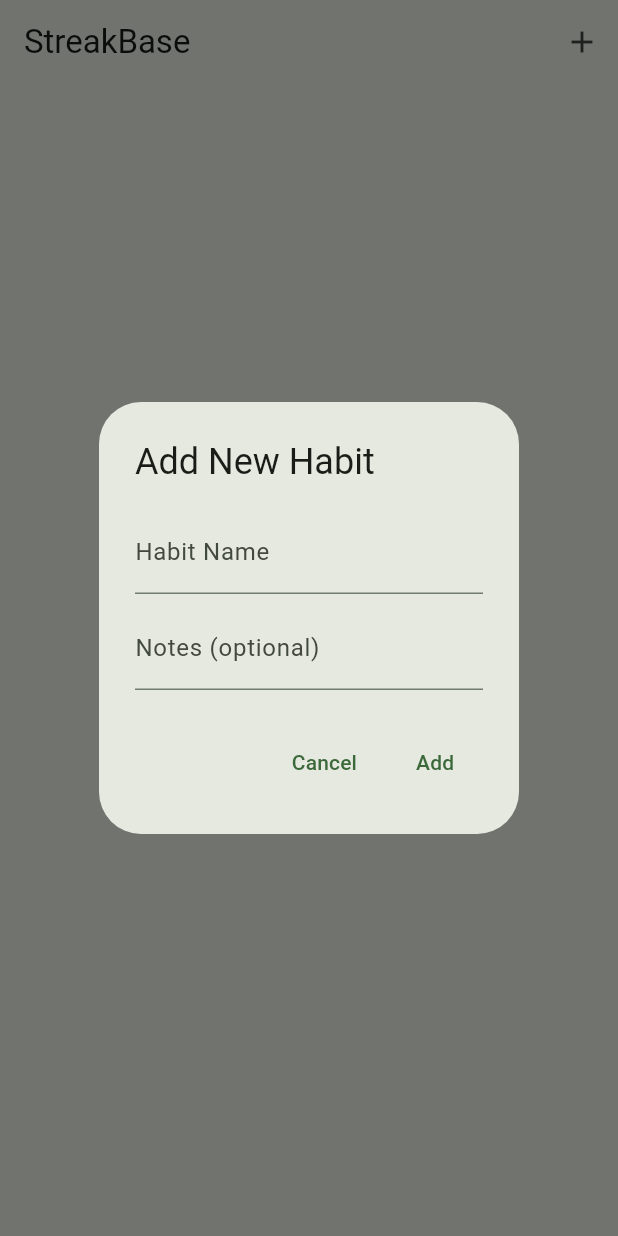
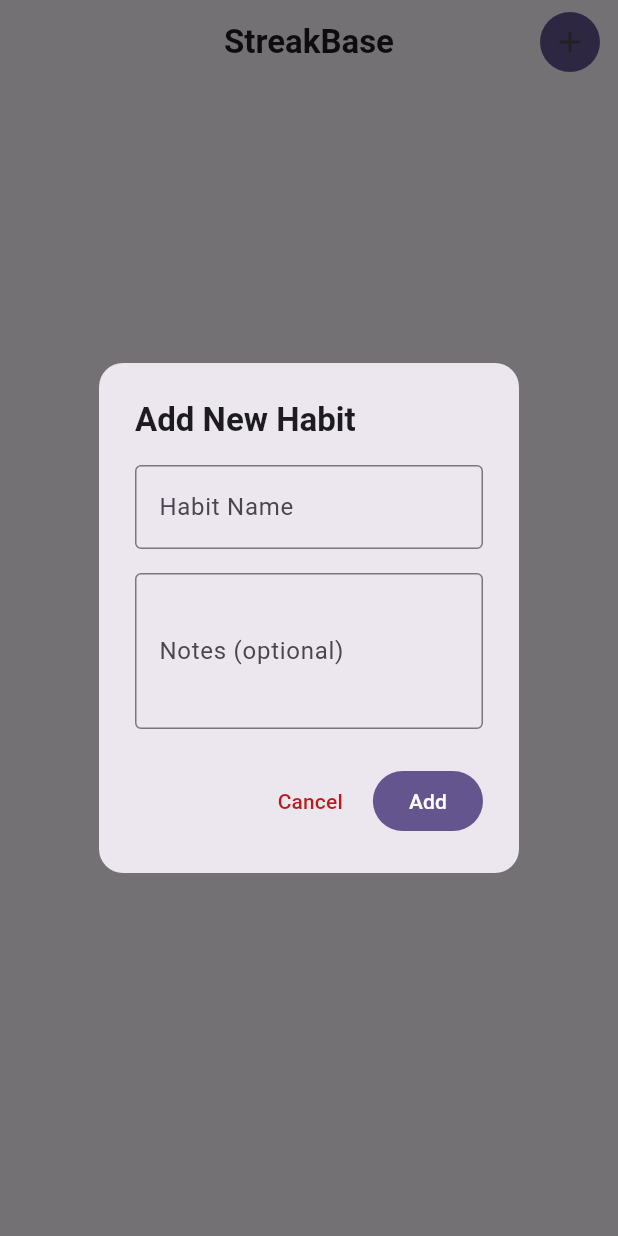
Before and after one commit to mrnithesh/streakbase, a Flutter app: the screen it shows after launch, after a tap on the "add" icon, on a phone screen of 412 x 824 dp. Run offline on Flutter 3.47's test engine with Material 3 defaults, Android fonts, the phone set to English and light mode, and no system bars; our stand-ins replace flutter_heatmap_calendar, sqflite; missing offline and left inert: habit_tracker; accounts and stored records are empty.

Commit message:
ui enhancements

```diff
--- a/lib/main.dart
+++ b/lib/main.dart
@@ -37,8 +37,27 @@ class MyApp extends StatelessWidget {
       child: MaterialApp(
         title: 'StreakBase',
         theme: ThemeData(
-          colorScheme: ColorScheme.fromSeed(seedColor: Colors.green),
+          colorScheme: ColorScheme.fromSeed(
+            seedColor: const Color(0xFF6750A4), // Purple primary color
+            brightness: Brightness.light,
+          ),
           useMaterial3: true,
+          cardTheme: const CardTheme(
+            elevation: 0,
+            margin: EdgeInsets.symmetric(horizontal: 16, vertical: 8),
+            shape: RoundedRectangleBorder(
+              borderRadius: BorderRadius.all(Radius.circular(16)),
+            ),
+          ),
+          appBarTheme: const AppBarTheme(
+            centerTitle: true,
+            elevation: 0,
+          ),
+          dialogTheme: const DialogTheme(
+            shape: RoundedRectangleBorder(
+              borderRadius: BorderRadius.all(Radius.circular(16)),
+            ),
+          ),
         ),
         home: const HomeScreen(),
       ),
--- a/lib/screens/home_screen.dart
+++ b/lib/screens/home_screen.dart
@@ -139,19 +139,33 @@ class _HomeScreenState extends State<HomeScreen> {
   @override
   Widget build(BuildContext context) {
     return Scaffold(
+      backgroundColor: Theme.of(context).colorScheme.surface,
       appBar: AppBar(
-        title: const Text('StreakBase'),
+        title: Text(
+          'StreakBase',
+          style: Theme.of(context).textTheme.titleLarge?.copyWith(
+            fontWeight: FontWeight.bold,
+          ),
+        ),
         actions: [
-          IconButton(
-            icon: const Icon(Icons.add),
-            onPressed: () => _showAddHabitDialog(context),
+          Padding(
+            padding: const EdgeInsets.only(right: 8.0),
+            child: IconButton.filled(
+              icon: const Icon(Icons.add),
+              onPressed: () => _showAddHabitDialog(context),
+              tooltip: 'Add new habit',
+            ),
           ),
         ],
       ),
       body: Consumer<HabitProvider>(
         builder: (context, habitProvider, child) {
           if (habitProvider.isLoading) {
-            return const Center(child: CircularProgressIndicator());
+            return Center(
+              child: CircularProgressIndicator(
+                color: Theme.of(context).colorScheme.primary,
+              ),
+            );
           }
 
           return RefreshIndicator(
@@ -160,8 +174,37 @@ class _HomeScreenState extends State<HomeScreen> {
               await habitProvider.loadLogs();
             },
             child: habitProvider.habits.isEmpty
-                ? const Center(
-                    child: Text('No habits yet. Add one to get started!'),
+                ? Center(
+                    child: Column(
+                      mainAxisAlignment: MainAxisAlignment.center,
+                      children: [
+                        Icon(
+                          Icons.track_changes,
+                          size: 64,
+                          color: Theme.of(context).colorScheme.primary.withOpacity(0.5),
+                        ),
+                        const SizedBox(height: 16),
+                        Text(
+                          'No habits yet',
+                          style: Theme.of(context).textTheme.titleLarge?.copyWith(
+                            color: Theme.of(context).colorScheme.onSurface,
+                          ),
+                        ),
+                        const SizedBox(height: 8),
+                        Text(
+                          'Add one to get started!',
+                          style: Theme.of(context).textTheme.bodyLarge?.copyWith(
+                            color: Theme.of(context).colorScheme.onSurfaceVariant,
+                          ),
+                        ),
+                        const SizedBox(height: 24),
+                        FilledButton.icon(
+                          onPressed: () => _showAddHabitDialog(context),
+                          icon: const Icon(Icons.add),
+                          label: const Text('Add Habit'),
+                        ),
+                      ],
+                    ),
                   )
                 : ListView.builder(
                     itemCount: habitProvider.habits.length,
@@ -313,7 +356,12 @@ class _HomeScreenState extends State<HomeScreen> {
     return showDialog(
       context: context,
       builder: (context) => AlertDialog(
-        title: const Text('Add New Habit'),
+        title: Text(
+          'Add New Habit',
+          style: Theme.of(context).textTheme.titleLarge?.copyWith(
+            fontWeight: FontWeight.bold,
+          ),
+        ),
         content: Form(
           key: _formKey,
           child: Column(
@@ -324,6 +372,7 @@ class _HomeScreenState extends State<HomeScreen> {
                 decoration: const InputDecoration(
                   labelText: 'Habit Name',
                   hintText: 'Enter habit name',
+                  border: OutlineInputBorder(),
                 ),
                 validator: (value) {
                   if (value == null || value.isEmpty) {
@@ -332,13 +381,15 @@ class _HomeScreenState extends State<HomeScreen> {
                   return null;
                 },
               ),
-              const SizedBox(height: 8),
+              const SizedBox(height: 16),
               TextField(
                 controller: _notesController,
                 decoration: const InputDecoration(
                   labelText: 'Notes (optional)',
                   hintText: 'Add notes about this habit',
+                  border: OutlineInputBorder(),
                 ),
+                maxLines: 3,
               ),
             ],
           ),
@@ -346,9 +397,14 @@ class _HomeScreenState extends State<HomeScreen> {
         actions: [
           TextButton(
             onPressed: () => Navigator.of(context).pop(),
-            child: const Text('Cancel'),
+            child: Text(
+              'Cancel',
+              style: TextStyle(
+                color: Theme.of(context).colorScheme.error,
+              ),
+            ),
           ),
-          TextButton(
+          FilledButton(
             onPressed: () async {
               if (_formKey.currentState!.validate()) {
                 final habit = Habit(
```
Also changed, not shown: lib/widgets/habit_heatmap.dart (+39 -28 lines).
